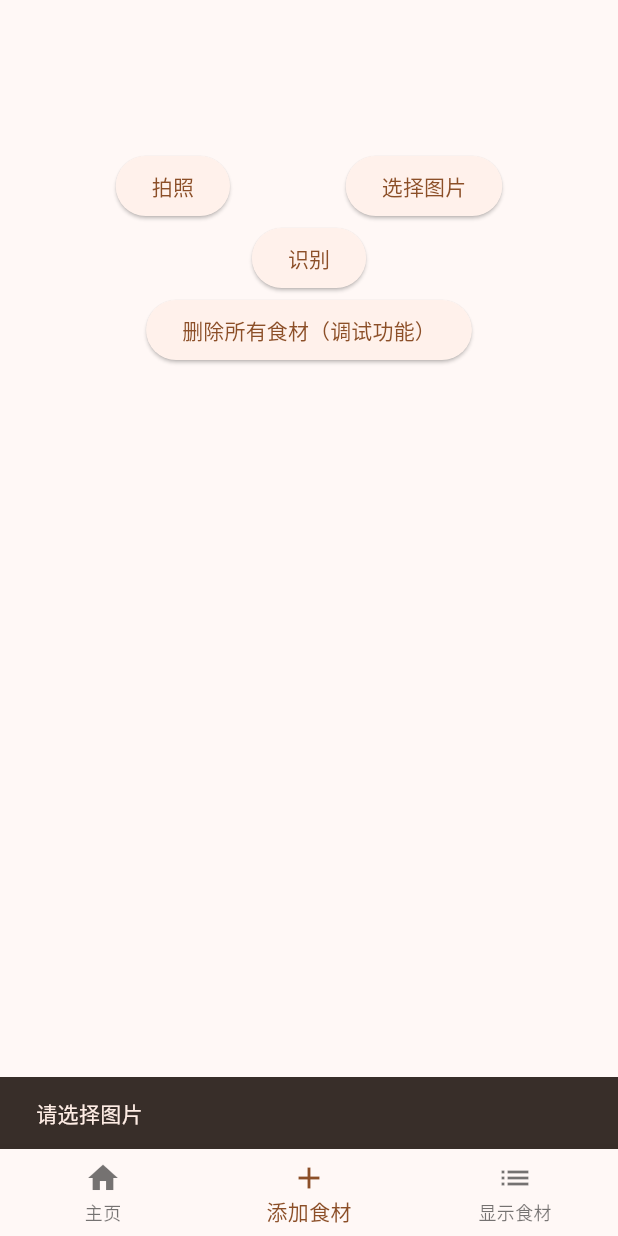
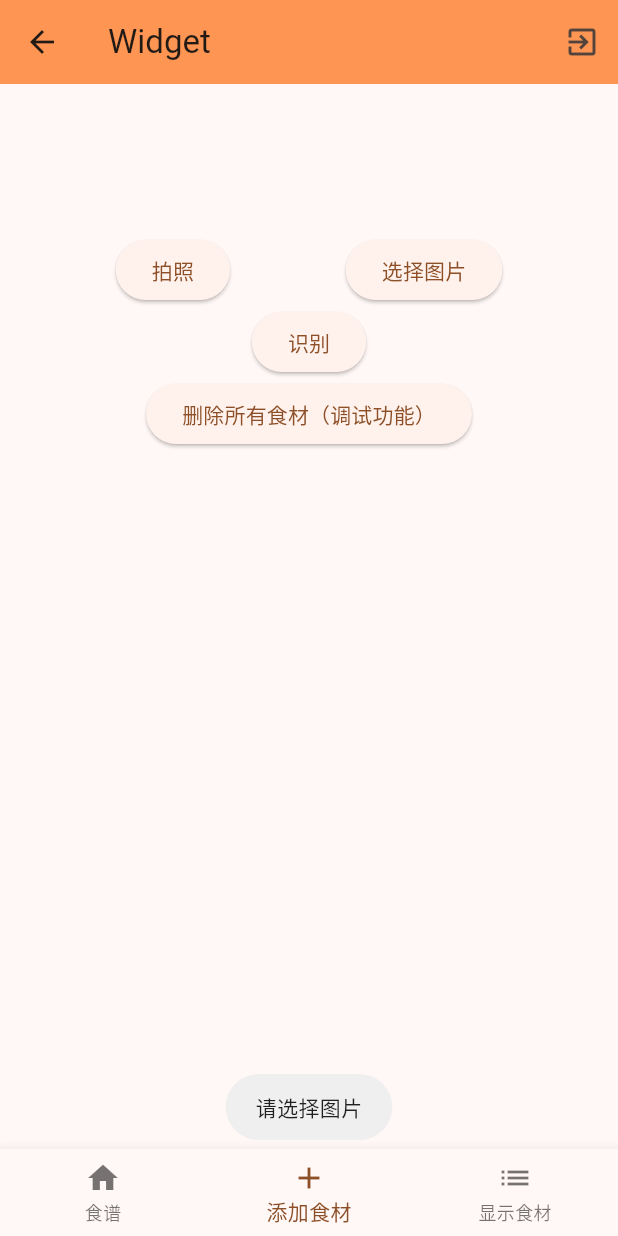
Before and after one commit to GUET-AI-Tools/flutter, a Flutter app: the TabsPage screen opened by its route, item 2 of the bottom bar chosen, after a tap on "识别", on a phone screen of 412 x 824 dp. Run offline on Flutter 3.47's test engine with Material 3 defaults, Android fonts, the phone set to English and light mode, and no system bars; our stand-ins replace flutter_staggered_animations, fluttertoast, image_picker, shared_preferences, sqflite; missing offline and left inert: markdown_widget, openai_dart; accounts and stored records are empty.

Commit message:
1.修改了第一个页面捏 2.写了个获取食谱捏 3.把某些东西分离开了捏 4.api似乎还有些bug捏 〒▽〒

```diff
--- a/lib/global/static.dart
+++ b/lib/global/static.dart
@@ -1,3 +1,20 @@
 class Global {
   static final List<String> foodTypes = ['谷物', '蔬菜', '水果', '豆类', '坚果', '肉类', '蛋类', '乳制品', '油脂', '糖类', '罐头'];
+
+  static final doubaoModelId = 'ep-20250219134730-wbfm4';
+  static final dsModelId = 'bot-20250219170805-k4j4q';
+
+  static final doubaoPrompt = '你需要将输入的图片中的食材以json格式输出，不需要附带其他内容，'
+      '需要在json中列出物品的名字与数量并按 谷物、蔬菜、水果、豆类、坚果、肉类、蛋类、乳制品、油脂、糖类、罐头 进行分类。'
+      '每个分类对应一个数组，数组中存放对应的所有食材的名字与数量，食材与数量应当以键值对的形式输出，若分类中不存在对应的食材也要输出对应的数组。'
+      '忽略物品的颜色与大小，名字仅输出其常用名称，数量不需要量词。';
+
+  static final dsPrompt = '你将会收到一串json文本，你需要解析其中的食材并给出合适的食谱，不要求使用所有食材。'
+      '输出时先依照输入的json格式输出所消耗的食材，即使是未使用的食材种类也要列出，之后以-----分割输出食谱，食谱使用markdown格式详细列出所需要的食材、调料与烹饪步骤';
+
+  static final doubaoApiKey = '908ff8ed-3064-4be1-bec3-43dd8afe3760';
+  static final dsApiKey = 'dc97c090-11a9-43cc-b09a-a0466ed56e69';
+
+  static final doubaoBaseUrl = 'https://ark.cn-beijing.volces.com/api/v3';
+  static final dsBaseUrl = 'https://ark.cn-beijing.volces.com/api/v3/bots';
 }
--- a/lib/routes/input_route.dart
+++ b/lib/routes/input_route.dart
@@ -1,6 +1,7 @@
 import 'dart:convert';
 import 'dart:io';
 import 'package:ai_tool/global/static.dart';
+import 'package:fluttertoast/fluttertoast.dart';
 import 'package:openai_dart/openai_dart.dart' as openai;
 import 'package:flutter/material.dart';
 import 'package:image_picker/image_picker.dart';
@@ -33,8 +34,8 @@ class _InputRouteState extends State<InputRoute> {
 
   // 豆包
   final client = openai.OpenAIClient(
-      apiKey: '908ff8ed-3064-4be1-bec3-43dd8afe3760',
-      baseUrl: 'https://ark.cn-beijing.volces.com/api/v3'
+      apiKey: Global.doubaoApiKey,
+      baseUrl: Global.doubaoBaseUrl
   );
 
   final SharedPreferencesAsync asyncPrefs = SharedPreferencesAsync(); // SharedPreferences
@@ -209,18 +210,19 @@ class _InputRouteState extends State<InputRoute> {
         print('base64Image: $base64Image'); // 检查转换后的 base64 是否有效
       }
       else {
-        ScaffoldMessenger.of(context).showSnackBar(
-          SnackBar(content: Text('请选择图片')),
-        );
+        Fluttertoast.showToast(msg: '请选择图片');
+        // ScaffoldMessenger.of(context).showSnackBar(
+        //   SnackBar(content: Text('请选择图片')),
+        // );
         return;
       }
 
       final response = await client.createChatCompletion(
           request: openai.CreateChatCompletionRequest(
-            model: openai.ChatCompletionModel.modelId('ep-20250219134730-wbfm4'),
+            model: openai.ChatCompletionModel.modelId(Global.doubaoModelId),
             messages: [
               openai.ChatCompletionMessage.system(
-                  content: '你需要将输入的图片中的食材以json格式输出，不需要附带其他内容，需要在json中列出物品的名字与数量并按 谷物、蔬菜、水果、豆类、坚果、肉类、蛋类、乳制品、油脂、糖类、罐头 进行分类。每个分类对应一个数组，数组中存放对应的所有食材的名字与数量，食材与数量应当以键值对的形式输出，若分类中不存在对应的食材也要输出对应的数组。忽略物品的颜色与大小，名字仅输出其常用名称，数量不需要量词。'
+                  content: Global.doubaoPrompt
               ),
               openai.ChatCompletionMessage.user(
                   content: openai.ChatCompletionUserMessageContent.parts(
--- /dev/null
+++ b/lib/routes/recipe_route.dart
@@ -0,0 +1,154 @@
+import 'dart:convert';
+import 'dart:io';
+import 'dart:math';
+
+import 'package:ai_tool/global/static.dart';
+import 'package:flutter/material.dart';
+import 'package:markdown_widget/markdown_widget.dart';
+import 'package:openai_dart/openai_dart.dart' as openai;
+import 'package:sqflite/sqflite.dart';
+
+class RecipeRoute extends StatefulWidget {
+
+  @override
+  State<StatefulWidget> createState() => _RecipeRouteState();
+}
+
+class _RecipeRouteState extends State<RecipeRoute> {
+
+  Map<String, dynamic> foodMap = {};
+
+  final client = openai.OpenAIClient(
+    apiKey: Global.dsApiKey,
+    baseUrl: Global.dsBaseUrl
+  );
+
+  String username = 'default';
+  late Database db;
+  late List<Map<String, dynamic>> result;
+  List selectedIndex = [];
+
+  String reply = ''; // ai回复
+  String recipe = ''; // 食谱部分
+
+  late String text = '';
+
+  Future<void> getData() async {
+    db = await openDatabase(
+        '${username}_database.db',
+        version: 1,
+        onCreate: ((Database db, int version) async {
+          await db.execute('CREATE TABLE IF NOT EXISTS Food(id INTEGER PRIMARY KEY, name TEXT, value REAL)');
+        })
+    );
+
+
+
+    result = await db.rawQuery(
+        'SELECT * FROM Food WHERE value > 0'
+    );
+
+    for (var i = 0; i < result.length; i++) {
+      String name = result[i]['name'];
+      double number = double.parse((result[i]['value'] as double).toStringAsFixed(2)) * 100 % 100 == 0// 保留两位小数
+          ? (result[i]['value'] as double).roundToDouble()
+          : ((result[i]['value'] as double) * pow(10, 2)).round() / 100;
+
+      (foodMap[result[i]['type']] as List).add({name : number});
+    }
+
+    text = jsonEncode(foodMap);
+    // print(text);
+
+    return;
+  }
+
+  @override
+  Widget build(BuildContext context) {
+
+    for (var i in Global.foodTypes) {
+      foodMap.addAll({i : []});
+    }
+
+    getData();
+
+    return Scaffold(
+
+      body: Scrollbar(
+          child: SingleChildScrollView(
+            child: Center(
+              child: Column(
+                children: [
+                  ElevatedButton(onPressed: () {
+                    _streamResponse();
+                  },
+                      child: Text('获得食谱')
+                  ),
+
+                  Padding(
+                      padding: EdgeInsets.symmetric(horizontal: 16),
+                    child: MarkdownBlock(data: recipe),
+                  ),
+
+                ],
+              ),
+            ),
+          )
+      ),
+    );
+  }
+
+  Future<void> _streamResponse() async {
+    try {
+      // if (text.isEmpty) {
+      //   ScaffoldMessenger.of(context).showSnackBar(
+      //     SnackBar(content: Text('请输入文本')),
+      //   );
+      //   return;
+      // }
+
+      print('send message');
+
+      final stream = client.createChatCompletionStream(
+        request: openai.CreateChatCompletionRequest(
+          model: openai.ChatCompletionModel.modelId(Global.dsModelId),
+          messages: [
+            openai.ChatCompletionMessage.system(
+                content: Global.dsPrompt
+            ),
+            openai.ChatCompletionMessage.user(
+              content: openai.ChatCompletionUserMessageContentString(text)
+            ),
+          ],
+        ),
+      );
+
+      print('waiting...');
+
+      await for (final res in stream) {
+        setState(() {
+          reply += res.choices.first.delta.content!;
+          stdout.write(res.choices.first.delta.content); // 不换行输出
+
+          List <String> replies = reply.split('-----');
+
+          if (replies.length == 1) {
+
+          }
+          else {
+            recipe = replies[1];
+          }
+
+        });
+      }
+
+      print('finish');
+
+      print(reply);
+
+    } catch (e) {
+      print('请求失败：$e');
+    }
+  }
+
+}
--- a/lib/routes/tabs.dart
+++ b/lib/routes/tabs.dart
@@ -1,8 +1,10 @@
 import 'package:ai_tool/main.dart';
+import 'package:ai_tool/routes/recipe_route.dart';
 import 'package:flutter/material.dart';
 // import 'package:ai_tool/routes/home_route.dart'; // 主页
 import 'package:ai_tool/routes/input_route.dart'; // 添加食材页面
-import 'package:ai_tool/routes/display_route.dart'; // 显示食材页面
+import 'package:ai_tool/routes/display_route.dart';
+import 'package:fluttertoast/fluttertoast.dart'; // 显示食材页面
 
 class TabsPage extends StatefulWidget {
   const TabsPage({super.key});
@@ -15,7 +17,7 @@ class _TabsPageState extends State<TabsPage> {
   int _selectedIndex = 0;
 
   final List<Widget> _pages = [
-    MyHomePage(title: '主页'), // 主页
+    RecipeRoute(), // 食谱页
     InputRoute(), // 添加食材页面
     DisplayRoute(), // 显示食材页面
   ];
@@ -30,17 +32,27 @@ class _TabsPageState extends State<TabsPage> {
   Widget build(BuildContext context) {
     return Scaffold(
 
-      // appBar: AppBar(
-      //   title: Text(_pages[_selectedIndex].toString().split('(')[0]),
-      //   backgroundColor: const Color.fromARGB(255, 255, 149, 83),
-      // ),
+      appBar: AppBar(
+        title: Text(_pages[_selectedIndex].toString().split('(')[0]),
+        backgroundColor: const Color.fromARGB(255, 255, 149, 83),
+        actions: [
+          IconButton(onPressed: () {
+            Fluttertoast.showToast(
+              msg: '“你这个人，真的满脑子都是自己呢”',
+            );
+            Navigator.pushReplacementNamed(context, 'login');
+          },
+              icon: Icon(Icons.exit_to_app)
+          )
+        ],
+      ),
 
       body: _pages[_selectedIndex],
       bottomNavigationBar: BottomNavigationBar(
         currentIndex: _selectedIndex,
         onTap: _onItemTapped,
         items: const [
-          BottomNavigationBarItem(icon: Icon(Icons.home), label: "主页"),
+          BottomNavigationBarItem(icon: Icon(Icons.home), label: "食谱"),
           BottomNavigationBarItem(icon: Icon(Icons.add), label: "添加食材"),
           BottomNavigationBarItem(icon: Icon(Icons.list), label: "显示食材"),
         ],
```
Also changed, not shown: lib/main.dart (+11 -6 lines).
